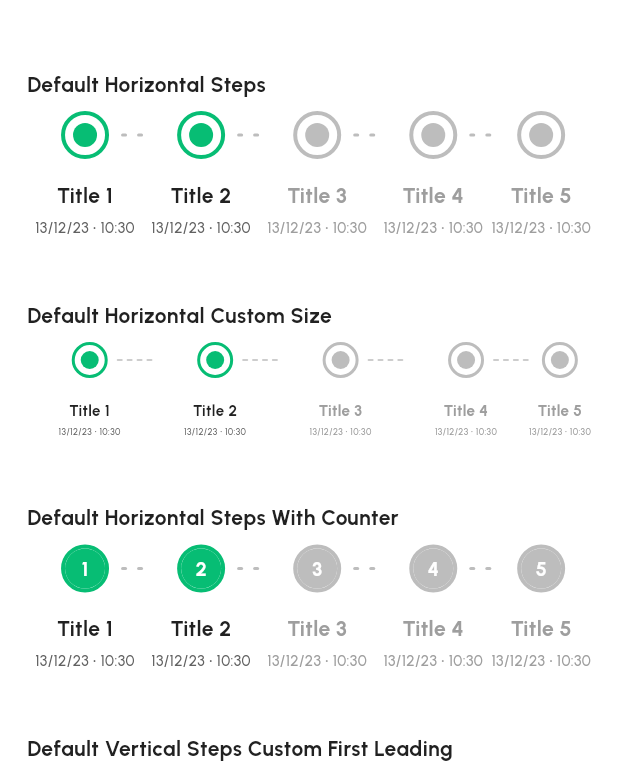
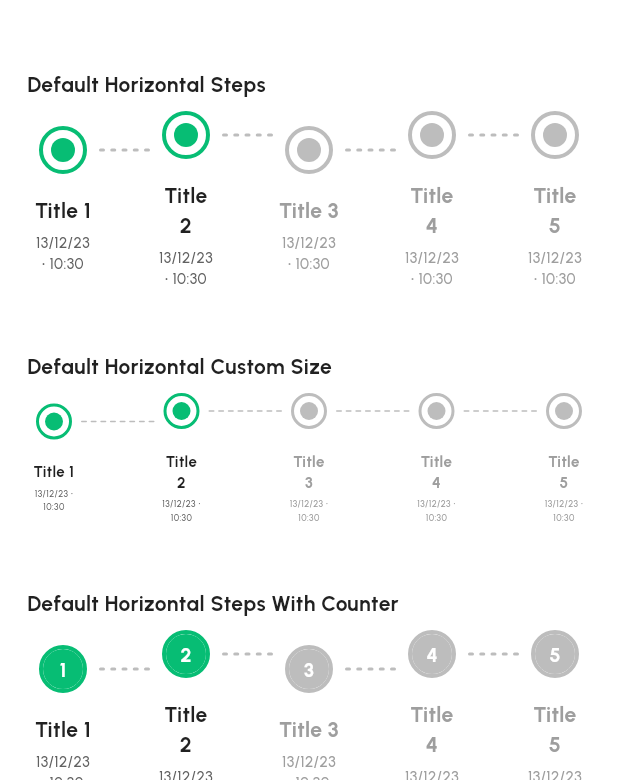
Before and after one commit to ideaver/alvamind-one-library-frontend, a Flutter app: the StepsSamplesView screen opened by its route, scrolled down 576 dp, on a phone screen of 412 x 824 dp, the part 456-1236 px from its top. Run offline on Flutter 3.47's test engine with Material 3 defaults, Android fonts, the phone set to English and light mode, and no system bars; our stand-ins replace calendar_date_picker2, carousel_slider, connectivity, dots_indicator, dotted_border, firebase_messaging and 13 more; missing offline and left inert: optimized_cached_image, qr_code_scanner, range_slider_flutter, widget_to_marker; accounts and stored records are empty; project files that could hold a hidden picture were left out.

Commit message:
[REVERTED] PLEASE CHECK THE SCENARIOS USED (FROM SAMPLE VIEWS) AFTER ANY CHANGES! SOME UI THAT USED THIS WIDGET HAS BEEN AFFECTED AND NOT SAME AS BEFORE

```diff
--- a/lib/widget/molecule/app_steps.dart
+++ b/lib/widget/molecule/app_steps.dart
@@ -63,27 +63,13 @@ class AppSteps extends StatelessWidget {
                 ...List.generate(
                   steps.length,
                   (i) => i == (steps.length - 1)
-                      ? Column(
-                          mainAxisAlignment: MainAxisAlignment.center,
-                          crossAxisAlignment: CrossAxisAlignment.center,
+                      ? stepHorizontal(steps[i], i)
+                      : Expanded(
+                          child: Row(
+                            crossAxisAlignment: CrossAxisAlignment.start,
                             children: [
                               stepHorizontal(steps[i], i),
-                            stepText(steps[i], i)
-                          ],
-                        )
-                      : Flexible(
-                          child: Column(
-                            crossAxisAlignment: CrossAxisAlignment.center,
-                            children: [
-                              Row(
-                                crossAxisAlignment: CrossAxisAlignment.start,
-                                children: [
-                                  const Spacer(),
-                                  stepHorizontal(steps[i], i),
                               dashLine(i, steps[i].isActive),
-                                ],
-                              ),
-                              stepText(steps[i], i)
                             ],
                           ),
                         ),
@@ -114,11 +100,8 @@ class AppSteps extends StatelessWidget {
 
   Widget dashLine(int i, bool isActive) {
     return Expanded(
-      child: LayoutBuilder(
-          builder: (BuildContext context, BoxConstraints constraints) {
-        final boxSize = direction == Axis.horizontal
-            ? constraints.constrainWidth()
-            : constraints.constrainHeight();
+      child: LayoutBuilder(builder: (BuildContext context, BoxConstraints constraints) {
+        final boxSize = direction == Axis.horizontal ? constraints.constrainWidth() : constraints.constrainHeight();
         final dCount = (boxSize * dashFillRate / dashWith).floor();
         return SizedBox(
           width: direction == Axis.horizontal ? boxSize : leadingSize,
@@ -144,9 +127,13 @@ class AppSteps extends StatelessWidget {
     );
   }
 
-  Widget stepText(StepsModel step, int i) {
-    return Column(
+  Widget stepHorizontal(StepsModel step, int i) {
+    return Container(
+      width: leadingSize * 1.5,
+      padding: const EdgeInsets.symmetric(horizontal: 4),
+      child: Column(
         children: [
+          leadingWidget(step, i),
           step.title != null
               ? Padding(
                   padding: const EdgeInsets.only(bottom: 4, top: 14),
@@ -158,9 +145,7 @@ class AppSteps extends StatelessWidget {
                     style: titleStyle ??
                         AppTextStyle.bold(
                           size: titleFontSize ?? leadingSize / 2,
-                        color: step.isActive
-                            ? titleActiveColor
-                            : titleInactiveColor,
+                          color: step.isActive ? titleActiveColor : titleInactiveColor,
                         ),
                   ),
                 )
@@ -174,21 +159,12 @@ class AppSteps extends StatelessWidget {
                   style: subtitleStyle ??
                       AppTextStyle.medium(
                         size: subtitleFontSize ?? leadingSize / 2.6,
-                      color: step.isActive
-                          ? subtitleActiveColor
-                          : subtitleInactiveColor,
+                        color: step.isActive ? subtitleActiveColor : subtitleInactiveColor,
                       ),
                 )
-            : const SizedBox.shrink()
+              : const SizedBox.shrink(),
         ],
-    );
-  }
-
-  Widget stepHorizontal(StepsModel step, int i) {
-    return Container(
-      width: leadingSize * 1.5,
-      padding: const EdgeInsets.symmetric(horizontal: 4),
-      child: leadingWidget(step, i),
+      ),
     );
   }
 
@@ -212,9 +188,7 @@ class AppSteps extends StatelessWidget {
                                 style: titleStyle ??
                                     AppTextStyle.bold(
                                       size: titleFontSize ?? leadingSize / 2,
-                                      color: step.isActive
-                                          ? titleActiveColor
-                                          : titleInactiveColor,
+                                      color: step.isActive ? titleActiveColor : titleInactiveColor,
                                     ),
                               ),
                             )
@@ -225,9 +199,7 @@ class AppSteps extends StatelessWidget {
                               style: subtitleStyle ??
                                   AppTextStyle.medium(
                                     size: subtitleFontSize ?? leadingSize / 2.6,
-                                    color: step.isActive
-                                        ? subtitleActiveColor
-                                        : subtitleInactiveColor,
+                                    color: step.isActive ? subtitleActiveColor : subtitleInactiveColor,
                                   ),
                             )
                           : const SizedBox.shrink(),
@@ -255,9 +227,7 @@ class AppSteps extends StatelessWidget {
       alignment: Alignment.center,
       decoration: BoxDecoration(
         color: AppColors.white,
-        border: Border.all(
-            width: leadingSize / 12,
-            color: step.isActive ? activeColor : inactiveColor),
+        border: Border.all(width: leadingSize / 12, color: step.isActive ? activeColor : inactiveColor),
         shape: BoxShape.circle,
       ),
       child: Container(
```
Lines whose indentation alone changed are shown as unchanged.
